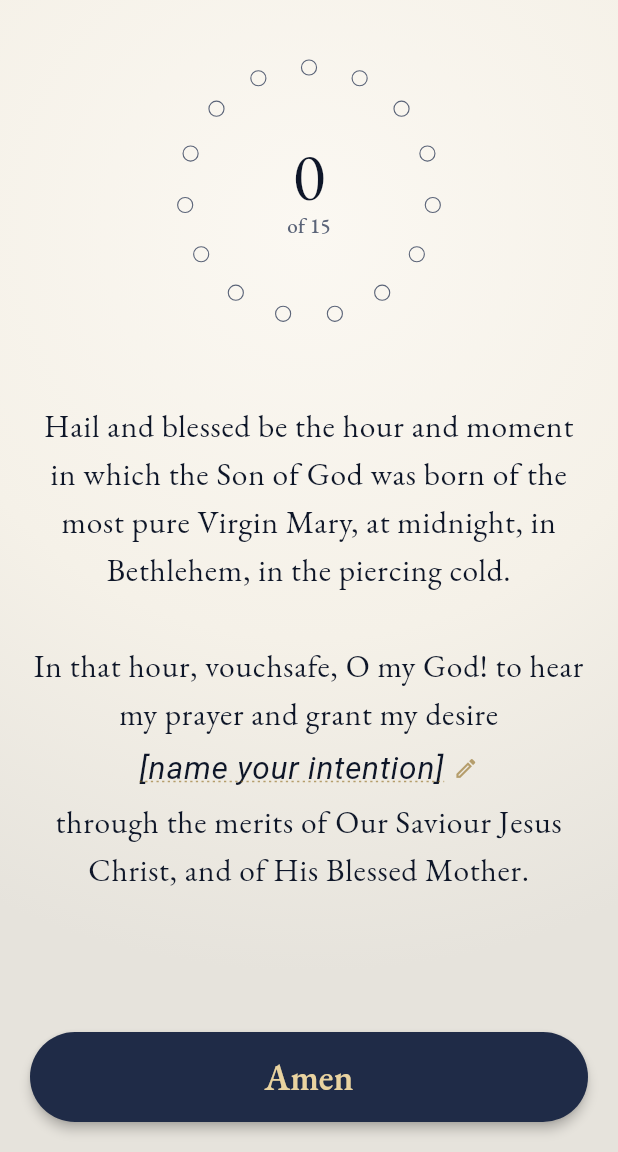
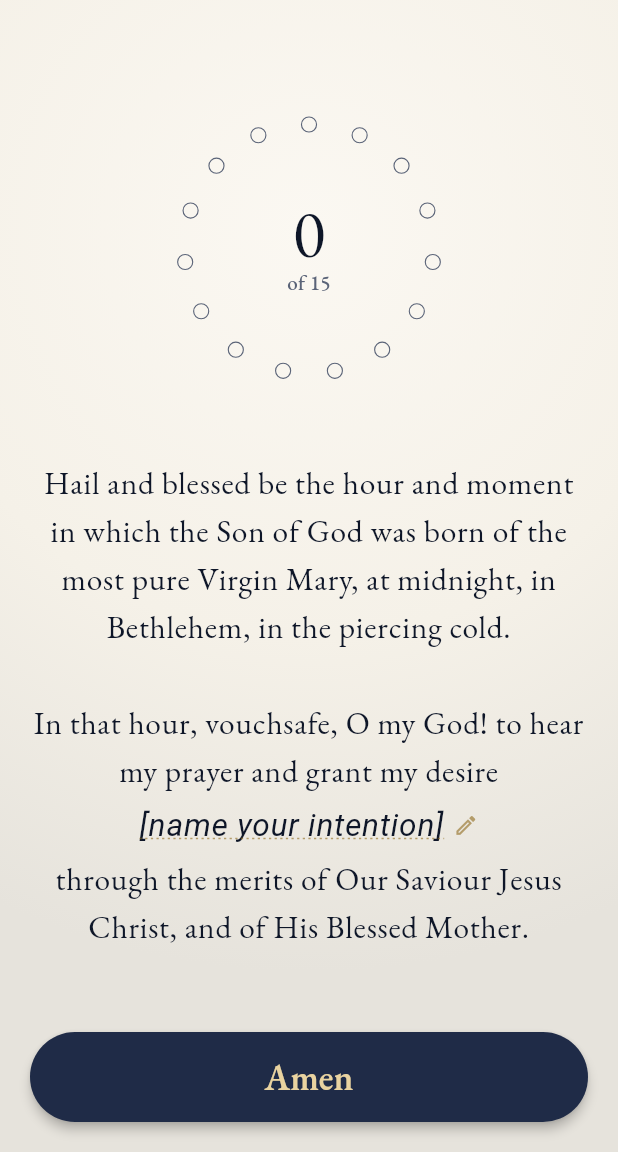
Before and after one commit to mftruso/st-andrew-novena, a Flutter app: the screen it shows after launch, on a phone screen of 412 x 824 dp, the part 84-1236 px from its top. Run offline on Flutter 3.47's test engine with Material 3 defaults, Android fonts, the phone set to English and light mode, and no system bars; our stand-ins replace flutter_local_notifications, flutter_timezone, get_it, google_fonts, material_ui, shared_preferences and 1 more.

Commit message:
Cap content width and centre the prayer for tablets
On tablets the prayer ran the full screen width (about 150 characters a
line in landscape) with a full-width Amen button, and in portrait the
prayer sat at the top with a large gap above the button.

Home, About and Settings now keep their content at most 600dp wide,
centred, and the prayer is centred vertically between the app bar and
the Amen button on every screen size.

Co-Authored-By: Claude Opus 5.5 <noreply@anthropic.com>

```diff
--- a/lib/appTheme.dart
+++ b/lib/appTheme.dart
@@ -6,6 +6,10 @@ const _midnight = Color(0xFF0E1628);
 const _navy = Color(0xFF1F2B47);
 const _warmGold = Color(0xFFE9D3A0);
 const _ivory = Color(0xFFF5F1E8);
+
+/// Widest a page's content gets, padding included, so lines of text stay
+/// readable on tablets. Wider than any phone in portrait.
+const maxContentWidth = 600.0;
 
 /// Colors the ColorScheme has no slot for.
 class NovenaColors extends ThemeExtension<NovenaColors> {
--- a/lib/main.dart
+++ b/lib/main.dart
@@ -336,6 +336,9 @@ class _MyHomePageState extends State<MyHomePage> with WidgetsBindingObserver {
           ),
         ),
         child: SafeArea(
+          child: Center(
+            child: ConstrainedBox(
+              constraints: const BoxConstraints(maxWidth: maxContentWidth),
               child: Padding(
                 padding: const EdgeInsets.fromLTRB(20, 0, 20, 20),
                 child: Column(
@@ -343,18 +346,35 @@ class _MyHomePageState extends State<MyHomePage> with WidgetsBindingObserver {
                     // everything but the Amen button scrolls, so the layout fits
                     // short screens (landscape, large text)
                     Expanded(
-                  child: SingleChildScrollView(
-                    padding: const EdgeInsets.only(top: 36, bottom: 16),
+                      child: LayoutBuilder(
+                        builder: (context, constraints) => SingleChildScrollView(
+                          child: ConstrainedBox(
+                            // centred vertically when it fits, so tall screens
+                            // don't leave a gap above the Amen button
+                            constraints: BoxConstraints(
+                              minHeight: constraints.maxHeight,
+                            ),
+                            child: Padding(
+                              padding: const EdgeInsets.only(
+                                top: 36,
+                                bottom: 16,
+                              ),
                               child: Column(
+                                mainAxisSize: MainAxisSize.min,
+                                mainAxisAlignment: MainAxisAlignment.center,
                                 children: [
                                   PrayerBeads(count: _counter),
                                   // always laid out, so the prayer doesn't move when
                                   // the badge appears
                                   Padding(
-                          padding: const EdgeInsets.symmetric(vertical: 12),
+                                    padding: const EdgeInsets.symmetric(
+                                      vertical: 12,
+                                    ),
                                     child: AnimatedOpacity(
                                       opacity: complete ? 1 : 0,
-                            duration: const Duration(milliseconds: 400),
+                                      duration: const Duration(
+                                        milliseconds: 400,
+                                      ),
                                       child: ExcludeSemantics(
                                         excluding: !complete,
                                         child: const CompletedBadge(),
@@ -376,6 +396,9 @@ class _MyHomePageState extends State<MyHomePage> with WidgetsBindingObserver {
                               ),
                             ),
                           ),
+                        ),
+                      ),
+                    ),
                     FilledButton(
                       onPressed: _incrementCounter,
                       child: const Text('Amen'),
@@ -385,6 +408,8 @@ class _MyHomePageState extends State<MyHomePage> with WidgetsBindingObserver {
               ),
             ),
           ),
+        ),
+      ),
     );
   }
 }
--- a/lib/settingsPage.dart
+++ b/lib/settingsPage.dart
@@ -1,5 +1,6 @@
 import 'package:material_ui/material_ui.dart';
 import 'package:shared_preferences/shared_preferences.dart';
+import 'package:st_andrew_novena/appTheme.dart';
 import 'package:st_andrew_novena/notificationService.dart';
 
 import 'main.dart'; // need for getIt
@@ -88,6 +89,8 @@ class _SettingPagesState extends State<SettingsPage> {
         ),
       ),
       body: Center(
+        child: ConstrainedBox(
+          constraints: const BoxConstraints(maxWidth: maxContentWidth),
           child: Padding(
             padding: const EdgeInsets.all(10.0),
 
@@ -124,6 +127,7 @@ class _SettingPagesState extends State<SettingsPage> {
             ),
           ),
         ),
+      ),
     );
   }
 
```
Also changed, not shown: lib/aboutPage.dart (+16 -2 lines), 1 other file. Lines whose indentation alone changed are shown as unchanged.
